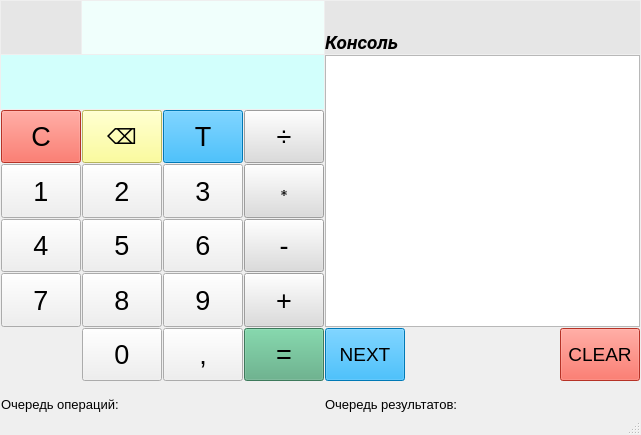
The window that InteltehCalculator/mainwindow.ui (Dronches/InteltehCalculator) describes before a commit, drawn with Qt 5.
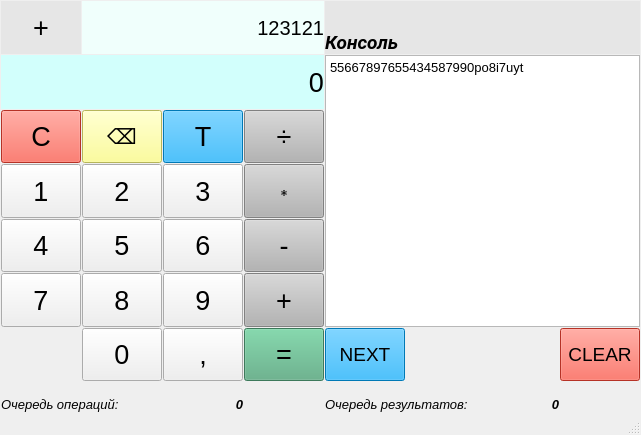
The same window after the commit.

```diff
--- a/InteltehCalculator/mainwindow.ui
+++ b/InteltehCalculator/mainwindow.ui
@@ -123,14 +123,14 @@
         </property>
         <property name="font">
          <font>
-          <pointsize>16</pointsize>
+          <pointsize>20</pointsize>
          </font>
         </property>
         <property name="styleSheet">
          <string notr="true">background-color: rgb(210, 255, 252);</string>
         </property>
         <property name="text">
-         <string/>
+         <string>0</string>
         </property>
         <property name="alignment">
          <set>Qt::AlignRight|Qt::AlignTrailing|Qt::AlignVCenter</set>
@@ -232,7 +232,7 @@
          </font>
         </property>
         <property name="styleSheet">
-         <string notr="true">background-color: rgb(220, 220, 220);</string>
+         <string notr="true">background-color: rgb(180, 180, 180);</string>
         </property>
         <property name="text">
          <string>+</string>
@@ -308,7 +308,7 @@
          </font>
         </property>
         <property name="styleSheet">
-         <string notr="true">background-color: rgb(220, 220, 220);</string>
+         <string notr="true">background-color: rgb(180, 180, 180);</string>
         </property>
         <property name="text">
          <string>-</string>
@@ -413,6 +413,7 @@
         <property name="font">
          <font>
           <pointsize>10</pointsize>
+          <italic>true</italic>
          </font>
         </property>
         <property name="text">
@@ -521,7 +522,7 @@
          </font>
         </property>
         <property name="styleSheet">
-         <string notr="true">background-color: rgb(220, 220, 220);</string>
+         <string notr="true">background-color: rgb(180, 180, 180);</string>
         </property>
         <property name="text">
          <string>∗</string>
@@ -579,39 +580,6 @@
         </property>
        </widget>
       </item>
-      <item row="8" column="2">
-       <widget class="QLabel" name="labelDinamic_QueueOperations">
-        <property name="sizePolicy">
-         <sizepolicy hsizetype="MinimumExpanding" vsizetype="Fixed">
-          <horstretch>0</horstretch>
-          <verstretch>0</verstretch>
-         </sizepolicy>
-        </property>
-        <property name="minimumSize">
-         <size>
-          <width>75</width>
-          <height>30</height>
-         </size>
-        </property>
-        <property name="font">
-         <font>
-          <pointsize>10</pointsize>
-          <weight>50</weight>
-          <italic>true</italic>
-          <bold>false</bold>
-         </font>
-        </property>
-        <property name="text">
-         <string/>
-        </property>
-        <property name="alignment">
-         <set>Qt::AlignBottom|Qt::AlignRight|Qt::AlignTrailing</set>
-        </property>
-        <property name="margin">
-         <number>2</number>
-        </property>
-       </widget>
-      </item>
       <item row="5" column="1">
        <widget class="QPushButton" name="buttonDigit_8">
         <property name="sizePolicy">
@@ -652,7 +620,7 @@
         </property>
         <property name="font">
          <font>
-          <pointsize>10</pointsize>
+          <pointsize>12</pointsize>
          </font>
         </property>
         <property name="verticalScrollBarPolicy">
@@ -664,6 +632,13 @@
         <property name="readOnly">
          <bool>true</bool>
         </property>
+        <property name="html">
+         <string>&lt;!DOCTYPE HTML PUBLIC &quot;-//W3C//DTD HTML 4.0//EN&quot; &quot;http://www.w3.org/TR/REC-html40/strict.dtd&quot;&gt;
+&lt;html&gt;&lt;head&gt;&lt;meta name=&quot;qrichtext&quot; content=&quot;1&quot; /&gt;&lt;style type=&quot;text/css&quot;&gt;
+p, li { white-space: pre-wrap; }
+&lt;/style&gt;&lt;/head&gt;&lt;body style=&quot; font-family:'Sans Serif'; font-size:12pt; font-weight:400; font-style:normal;&quot;&gt;
+&lt;p style=&quot; margin-top:0px; margin-bottom:0px; margin-left:0px; margin-right:0px; -qt-block-indent:0; text-indent:0px;&quot;&gt;&lt;span style=&quot; font-size:10pt;&quot;&gt;55667897655434587990po8i7uyt&lt;/span&gt;&lt;/p&gt;&lt;/body&gt;&lt;/html&gt;</string>
+        </property>
        </widget>
       </item>
       <item row="0" column="0">
@@ -682,14 +657,14 @@
         </property>
         <property name="font">
          <font>
-          <pointsize>16</pointsize>
+          <pointsize>20</pointsize>
          </font>
         </property>
         <property name="styleSheet">
          <string notr="true">background-color: rgb(230, 230, 230);</string>
         </property>
         <property name="text">
-         <string/>
+         <string>+</string>
         </property>
         <property name="alignment">
          <set>Qt::AlignCenter</set>
@@ -712,14 +687,14 @@
         </property>
         <property name="font">
          <font>
-          <pointsize>12</pointsize>
+          <pointsize>15</pointsize>
          </font>
         </property>
         <property name="styleSheet">
          <string notr="true">background-color: rgb(240, 255, 252);</string>
         </property>
         <property name="text">
-         <string/>
+         <string>123121</string>
         </property>
         <property name="alignment">
          <set>Qt::AlignRight|Qt::AlignTrailing|Qt::AlignVCenter</set>
@@ -746,6 +721,7 @@
         <property name="font">
          <font>
           <pointsize>10</pointsize>
+          <italic>true</italic>
          </font>
         </property>
         <property name="text">
@@ -852,7 +828,7 @@
          </font>
         </property>
         <property name="styleSheet">
-         <string notr="true">background-color: rgb(220, 220, 220);</string>
+         <string notr="true">background-color: rgb(180, 180, 180);</string>
         </property>
         <property name="text">
          <string>÷</string>
@@ -895,13 +871,46 @@
         <property name="font">
          <font>
           <pointsize>10</pointsize>
-          <weight>50</weight>
+          <weight>75</weight>
           <italic>true</italic>
-          <bold>false</bold>
+          <bold>true</bold>
          </font>
         </property>
         <property name="text">
-         <string/>
+         <string>0</string>
+        </property>
+        <property name="alignment">
+         <set>Qt::AlignBottom|Qt::AlignRight|Qt::AlignTrailing</set>
+        </property>
+        <property name="margin">
+         <number>2</number>
+        </property>
+       </widget>
+      </item>
+      <item row="8" column="2">
+       <widget class="QLabel" name="labelDinamic_QueueOperations">
+        <property name="sizePolicy">
+         <sizepolicy hsizetype="MinimumExpanding" vsizetype="Fixed">
+          <horstretch>0</horstretch>
+          <verstretch>0</verstretch>
+         </sizepolicy>
+        </property>
+        <property name="minimumSize">
+         <size>
+          <width>75</width>
+          <height>30</height>
+         </size>
+        </property>
+        <property name="font">
+         <font>
+          <pointsize>10</pointsize>
+          <weight>75</weight>
+          <italic>true</italic>
+          <bold>true</bold>
+         </font>
+        </property>
+        <property name="text">
+         <string>0</string>
         </property>
         <property name="alignment">
          <set>Qt::AlignBottom|Qt::AlignRight|Qt::AlignTrailing</set>
```
